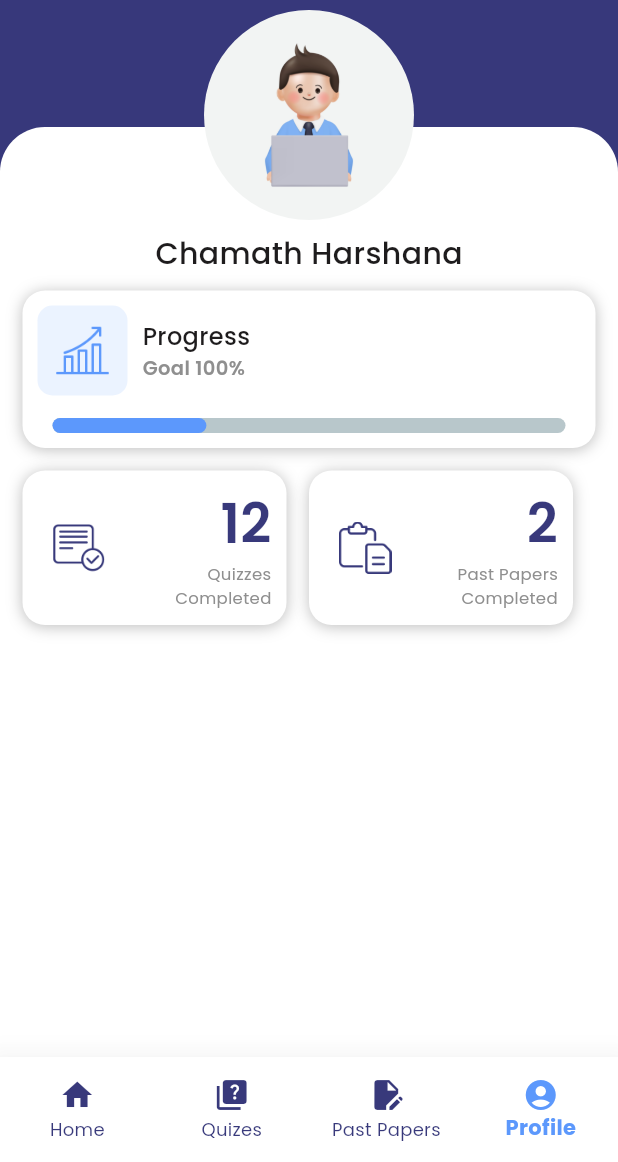
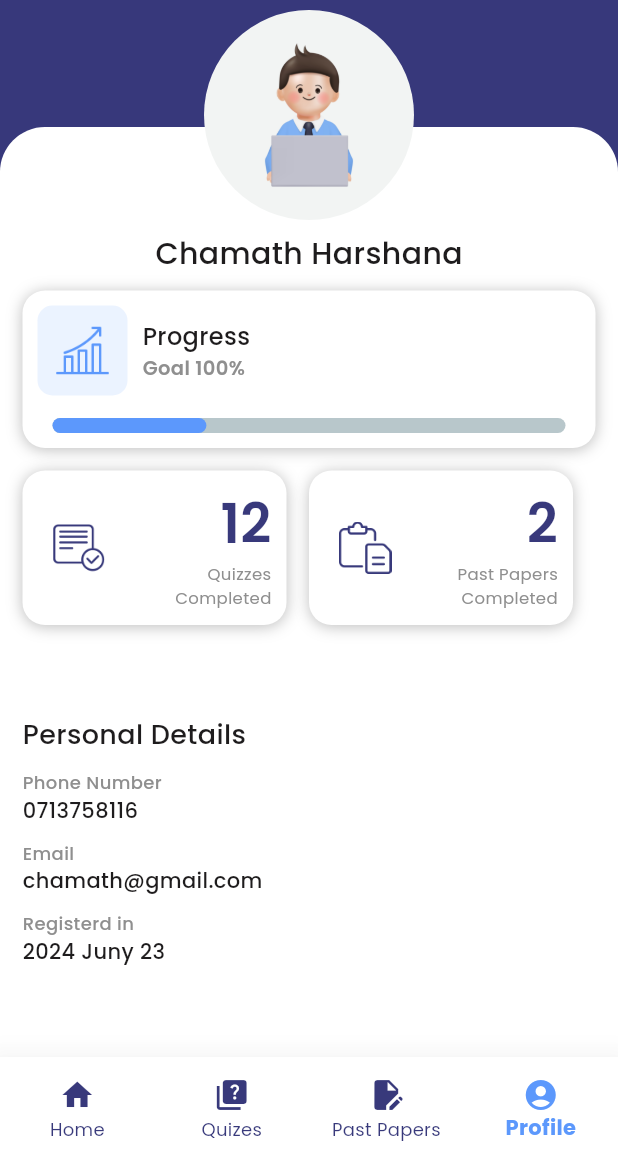
Before and after one commit to IT21175466/Mirai-Japanese-LMS, a Flutter app: the screen it shows after launch, item 4 of the bottom bar chosen, on a phone screen of 412 x 824 dp, the part 74-1236 px from its top. Run offline on Flutter 3.47's test engine with Material 3 defaults, Android fonts, the phone set to English and light mode, and no system bars; drawn by our look-alikes of percent_indicator; our stand-ins replace lottie.

Commit message:
Update profile_tab.dart

```diff
--- a/lib/views/home/tabs/profile_tab.dart
+++ b/lib/views/home/tabs/profile_tab.dart
@@ -284,6 +284,101 @@ class _ProfileTabState extends State<ProfileTab> {
                             ),
                           ],
                         ),
+                        Spacer(),
+                        Padding(
+                          padding: EdgeInsets.symmetric(horizontal: 15),
+                          child: Text(
+                            'Personal Details',
+                            style: TextStyle(
+                              fontFamily: 'Poppins',
+                              fontWeight: FontWeight.w500,
+                              fontSize: 18,
+                              color: AppColors.textBlackColor,
+                            ),
+                          ),
+                        ),
+                        SizedBox(
+                          height: 10,
+                        ),
+                        Padding(
+                          padding: EdgeInsets.symmetric(horizontal: 15),
+                          child: Text(
+                            'Phone Number',
+                            style: TextStyle(
+                              fontFamily: 'Poppins',
+                              fontWeight: FontWeight.w500,
+                              fontSize: 12,
+                              color: AppColors.textGrayColor,
+                            ),
+                          ),
+                        ),
+                        Padding(
+                          padding: EdgeInsets.symmetric(horizontal: 15),
+                          child: Text(
+                            '0713758116',
+                            style: TextStyle(
+                              fontFamily: 'Poppins',
+                              fontWeight: FontWeight.w500,
+                              fontSize: 14,
+                              color: AppColors.textBlackColor,
+                            ),
+                          ),
+                        ),
+                        SizedBox(
+                          height: 10,
+                        ),
+                        Padding(
+                          padding: EdgeInsets.symmetric(horizontal: 15),
+                          child: Text(
+                            'Email',
+                            style: TextStyle(
+                              fontFamily: 'Poppins',
+                              fontWeight: FontWeight.w500,
+                              fontSize: 12,
+                              color: AppColors.textGrayColor,
+                            ),
+                          ),
+                        ),
+                        Padding(
+                          padding: EdgeInsets.symmetric(horizontal: 15),
+                          child: Text(
+                            'chamath@gmail.com',
+                            style: TextStyle(
+                              fontFamily: 'Poppins',
+                              fontWeight: FontWeight.w500,
+                              fontSize: 14,
+                              color: AppColors.textBlackColor,
+                            ),
+                          ),
+                        ),
+                        SizedBox(
+                          height: 10,
+                        ),
+                        Padding(
+                          padding: EdgeInsets.symmetric(horizontal: 15),
+                          child: Text(
+                            'Registerd in',
+                            style: TextStyle(
+                              fontFamily: 'Poppins',
+                              fontWeight: FontWeight.w500,
+                              fontSize: 12,
+                              color: AppColors.textGrayColor,
+                            ),
+                          ),
+                        ),
+                        Padding(
+                          padding: EdgeInsets.symmetric(horizontal: 15),
+                          child: Text(
+                            '2024 Juny 23',
+                            style: TextStyle(
+                              fontFamily: 'Poppins',
+                              fontWeight: FontWeight.w500,
+                              fontSize: 14,
+                              color: AppColors.textBlackColor,
+                            ),
+                          ),
+                        ),
+                        Spacer(),
                       ],
                     ),
                   ),
```
